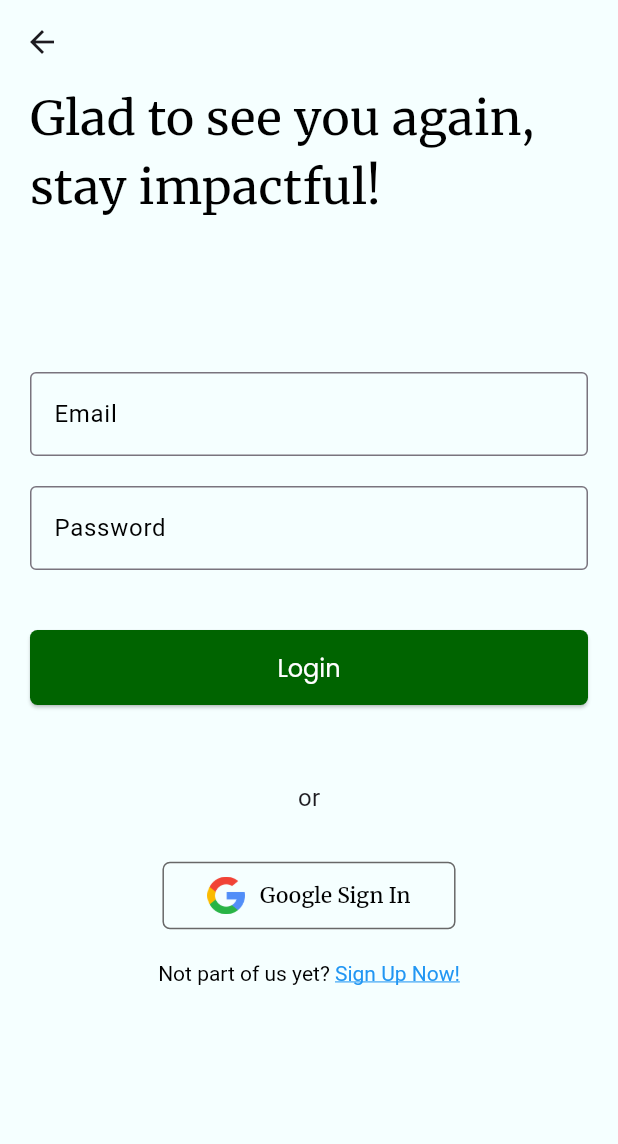
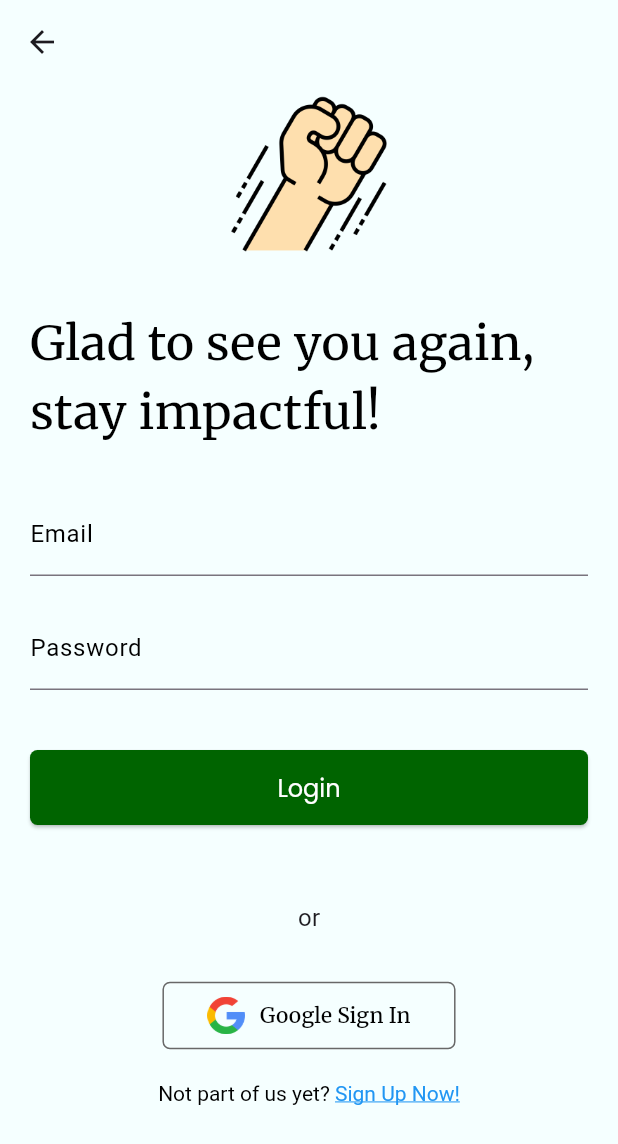
Before and after one commit to wong-hj/Impactify, a Flutter app: the screen it shows after launch, after a tap on "Skip", on a phone screen of 412 x 824 dp. Shown: the top 1144 px of the screen. Run offline on Flutter 3.47's test engine with Material 3 defaults, Android fonts, the phone set to English and light mode, and no system bars; our stand-ins replace awesome_dialog, cloud_firestore, curved_navigation_bar, dropdown_button2, firebase_auth, firebase_core and 12 more; accounts and stored records are empty; network calls fail.

Commit message:
commit from pc

```diff
--- a/impactify_app/lib/screens/user/login.dart
+++ b/impactify_app/lib/screens/user/login.dart
@@ -24,7 +24,6 @@ class Login extends StatelessWidget {
         backgroundColor: Colors.transparent,
       ),
       body: SafeArea(
-
         child: Stack(
           children: [
             SingleChildScrollView(
@@ -32,10 +31,16 @@ class Login extends StatelessWidget {
                 padding: const EdgeInsets.symmetric(horizontal: 20),
                 child: Column(
                   children: [
+                    Image.asset(
+                      'assets/fist.png',
+                      height: 120,
+                      fit: BoxFit.cover,
+                    ),
+                    const SizedBox(height: 30),
                     Text("Glad to see you again, stay impactful!",
                         style: AppTextStyles.authHead),
-                      const SizedBox(height: 100),
-                      CustomTextField(
+                    const SizedBox(height: 30),
+                    CustomTextFormField(
                       controller: _emailController,
                       placeholderText: 'Email',
                       keyboardType: TextInputType.emailAddress,
@@ -44,7 +49,7 @@ class Login extends StatelessWidget {
                       },
                     ),
                     const SizedBox(height: 20),
-                      CustomTextField(
+                    CustomTextFormField(
                       controller: _passwordController,
                       placeholderText: 'Password',
                       keyboardType: TextInputType.visiblePassword,
@@ -60,7 +65,8 @@ class Login extends StatelessWidget {
                         final password = _passwordController.text.trim();
                         await authProvider.signInWithEmail(email, password);
                         if (authProvider.user != null) {
-                            Navigator.pushReplacementNamed(context, '/homeScreen');
+                          Navigator.pushReplacementNamed(
+                              context, '/homeScreen');
                         } else {
                           ScaffoldMessenger.of(context).showSnackBar(
                             SnackBar(
@@ -137,7 +143,6 @@ class Login extends StatelessWidget {
               )
           ],
         ),
-
       ),
     );
   }
--- a/impactify_app/lib/widgets/custom_text.dart
+++ b/impactify_app/lib/widgets/custom_text.dart
@@ -151,7 +151,7 @@ class CustomLargeIconText extends StatelessWidget {
           child: Text(
             text,
             style: GoogleFonts.merriweather(
-              fontSize: 20,
+              fontSize: 16,
               color: Colors.black,
             ),
           ),
```
Also changed, not shown: impactify_app/lib/screens/user/signup.dart (+4 -4 lines). Lines whose indentation alone changed are shown as unchanged.
